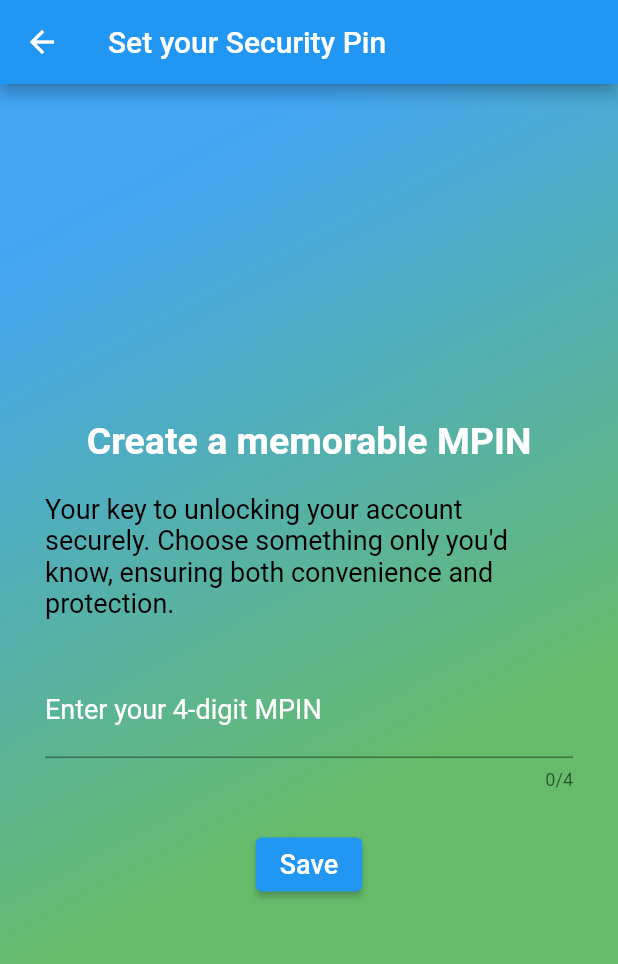
After one commit to ank809/Password-Manager, a Flutter app: the Security_Pin screen opened by its route, on a phone screen of 412 x 824 dp. The commit adds this screen. Shown: the top 964 px of the screen. Run offline on Flutter 3.47's test engine with Material 2 defaults, Android fonts, the phone set to English and light mode, and no system bars; our stand-ins replace cloud_firestore, email_validator, firebase_auth, firebase_core, get, google_sign_in; accounts and stored records are empty.

Commit message:
security pin  page added

```diff
--- a/lib/drawer.dart
+++ b/lib/drawer.dart
@@ -1,5 +1,6 @@
 import 'package:firebase_auth/firebase_auth.dart';
 import 'package:flutter/material.dart';
+import 'package:password_manager/security_pin.dart';
 
 class NavBar extends StatefulWidget {
 
@@ -62,6 +63,13 @@ class _NavBarState extends State<NavBar> {
             leading: Icon(Icons.settings),
             title: Text('Settings'),
           ),
+           ListTile(
+            leading: Icon(Icons.password),
+            title: Text('Set Security Pin'),
+            onTap: () {Navigator.pushNamed(context, '/mpin');
+            },
+
+          ),
           SizedBox(height: 40.0,),
           ListTile(
             title: ElevatedButton.icon(
--- a/lib/main.dart
+++ b/lib/main.dart
@@ -4,6 +4,7 @@ import 'package:password_manager/add_password_page.dart';
 import 'package:password_manager/login.dart';
 import 'package:password_manager/mainScreen.dart';
 import 'package:password_manager/reset_password.dart';
+import 'package:password_manager/security_pin.dart';
 import 'package:password_manager/signup.dart';
 import 'package:password_manager/home.dart';
 import 'package:get/get.dart';
@@ -26,7 +27,8 @@ class MyApp extends StatelessWidget {
         '/signup':(context) => Signup(),
         '/home':(context) => Home(),
         '/password':(context) => AddPasswordPage(),
-        '/reset':(context) => ResetPassword()
+        '/reset':(context) => ResetPassword(),
+        '/mpin':(context)=> Security_Pin()
       },
       home: FutureBuilder(
         future: Firebase.initializeApp(),
--- /dev/null
+++ b/lib/security_pin.dart
@@ -0,0 +1,79 @@
+import 'package:flutter/material.dart';
+
+class Security_Pin extends StatefulWidget {
+  const Security_Pin({Key? key}) : super(key: key);
+
+  @override
+  State<Security_Pin> createState() => _SecurityPinState();
+}
+
+class _SecurityPinState extends State<Security_Pin> {
+  @override
+  Widget build(BuildContext context) {
+    return Scaffold(
+      appBar: AppBar(
+        title: Text("Set your Security Pin"),
+      ),
+      body: Container(
+        height: MediaQuery.of(context).size.height,
+        decoration: BoxDecoration(
+          gradient: LinearGradient(
+            colors: [Colors.blue.shade400, Colors.green.shade400],
+            begin: Alignment.topCenter,
+          ),
+        ),
+        padding: EdgeInsets.all(30.0),
+        child: Column(
+          mainAxisAlignment: MainAxisAlignment.center,
+          children: [
+           const Text(
+              'Create a memorable MPIN',
+              style: TextStyle(
+                color: Colors.white,
+                fontWeight: FontWeight.bold,
+                fontSize: 25.0,
+              ),
+            ),
+            SizedBox(height: 20.0),
+           const Text(
+              'Your key to unlocking your account securely. Choose something only you\'d know, ensuring both convenience and protection.',
+              style: TextStyle(
+                fontSize: 18.0,
+                color: Colors.black,
+              ),
+            ),
+            SizedBox(height: 30.0),
+            Form(
+              child: TextFormField(
+                decoration: const InputDecoration(
+                  labelText: 'Enter your 4-digit MPIN',
+                  labelStyle: TextStyle(
+                    color: Colors.white,
+                    fontSize: 18.0,
+                  ),
+                  focusedBorder: OutlineInputBorder(),
+                ),
+                keyboardType: TextInputType.number,
+                obscureText: true,
+                maxLength: 4,
+                style: TextStyle(color: Colors.white, fontSize: 18.0),
+              ),
+            ),
+            SizedBox(height: 25.0),
+            ElevatedButton(
+              onPressed: () {},
+              style: ElevatedButton.styleFrom(backgroundColor: Colors.blue),
+              child: const Text(
+                'Save',
+                style: TextStyle(
+                  color: Colors.white,
+                  fontSize: 18.0,
+                ),
+              ),
+            ),
+          ],
+        ),
+      ),
+    );
+  }
+}
```
